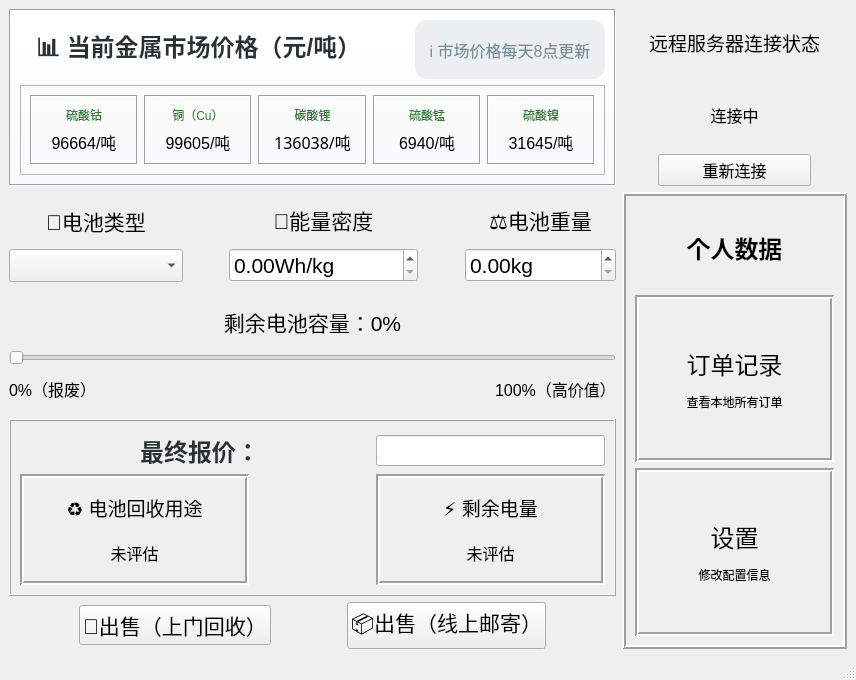
This is mainwindow.ui in RipplesDance/WasteMetalRecoverySystem as Qt 5 draws it before an edit. The edited form follows.
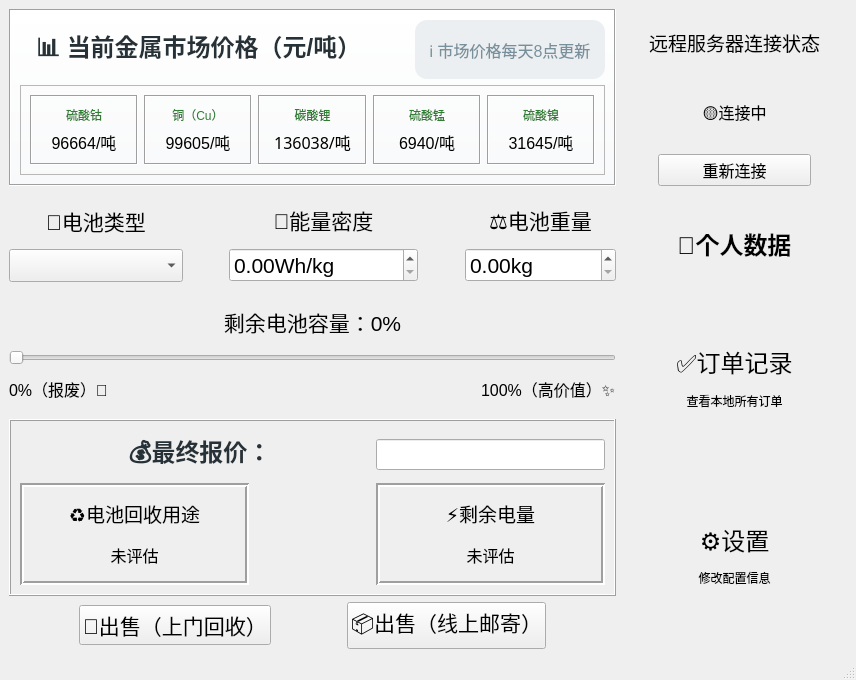
This is the edited form. Custom widgets are drawn as their Qt base class.

Patch:
```diff
--- a/mainwindow.ui
+++ b/mainwindow.ui
@@ -72,7 +72,7 @@
 }</string>
            </property>
            <property name="text">
-            <string>最终报价：</string>
+            <string>💰最终报价：</string>
            </property>
            <property name="alignment">
             <set>Qt::AlignCenter</set>
@@ -104,7 +104,7 @@
                </font>
               </property>
               <property name="text">
-               <string>⚡ 剩余电量</string>
+               <string>⚡剩余电量</string>
               </property>
               <property name="alignment">
                <set>Qt::AlignCenter</set>
@@ -154,7 +154,7 @@
                </font>
               </property>
               <property name="text">
-               <string>♻️ 电池回收用途</string>
+               <string>♻️电池回收用途</string>
               </property>
               <property name="alignment">
                <set>Qt::AlignCenter</set>
@@ -278,7 +278,7 @@
                </font>
               </property>
               <property name="text">
-               <string>0%（报废）</string>
+               <string>0%（报废）🪫</string>
               </property>
              </widget>
             </item>
@@ -303,7 +303,7 @@
                </font>
               </property>
               <property name="text">
-               <string>100%（高价值）</string>
+               <string>100%（高价值）✨</string>
               </property>
              </widget>
             </item>
@@ -501,7 +501,7 @@
          </sizepolicy>
         </property>
         <property name="frameShape">
-         <enum>QFrame::Box</enum>
+         <enum>QFrame::NoFrame</enum>
         </property>
         <property name="frameShadow">
          <enum>QFrame::Raised</enum>
@@ -520,7 +520,7 @@
             </font>
            </property>
            <property name="text">
-            <string>个人数据</string>
+            <string>📄个人数据</string>
            </property>
            <property name="alignment">
             <set>Qt::AlignCenter</set>
@@ -536,7 +536,7 @@
          <item>
           <widget class="interactableFrame" name="transactionHistory_frame">
            <property name="frameShape">
-            <enum>QFrame::Box</enum>
+            <enum>QFrame::NoFrame</enum>
            </property>
            <property name="frameShadow">
             <enum>QFrame::Sunken</enum>
@@ -553,7 +553,7 @@
                </font>
               </property>
               <property name="text">
-               <string>&lt;html&gt;&lt;head/&gt;&lt;body&gt;&lt;p align=&quot;center&quot;&gt;订单记录&lt;/p&gt;&lt;p align=&quot;center&quot;&gt;&lt;span style=&quot; font-size:9pt;&quot;&gt;查看本地所有订单&lt;/span&gt;&lt;/p&gt;&lt;/body&gt;&lt;/html&gt;</string>
+               <string>&lt;html&gt;&lt;head/&gt;&lt;body&gt;&lt;p align=&quot;center&quot;&gt;✅订单记录&lt;/p&gt;&lt;p align=&quot;center&quot;&gt;&lt;span style=&quot; font-size:9pt;&quot;&gt;查看本地所有订单&lt;/span&gt;&lt;/p&gt;&lt;/body&gt;&lt;/html&gt;</string>
               </property>
               <property name="alignment">
                <set>Qt::AlignCenter</set>
@@ -566,7 +566,7 @@
          <item>
           <widget class="interactableFrame" name="setting_frame">
            <property name="frameShape">
-            <enum>QFrame::Box</enum>
+            <enum>QFrame::NoFrame</enum>
            </property>
            <property name="frameShadow">
             <enum>QFrame::Sunken</enum>
@@ -583,7 +583,7 @@
                </font>
               </property>
               <property name="text">
-               <string>&lt;html&gt;&lt;head/&gt;&lt;body&gt;&lt;p align=&quot;center&quot;&gt;设置&lt;/p&gt;&lt;p align=&quot;center&quot;&gt;&lt;span style=&quot; font-size:9pt;&quot;&gt;修改配置信息&lt;/span&gt;&lt;/p&gt;&lt;/body&gt;&lt;/html&gt;</string>
+               <string>&lt;html&gt;&lt;head/&gt;&lt;body&gt;&lt;p align=&quot;center&quot;&gt;⚙️设置&lt;/p&gt;&lt;p align=&quot;center&quot;&gt;&lt;span style=&quot; font-size:9pt;&quot;&gt;修改配置信息&lt;/span&gt;&lt;/p&gt;&lt;/body&gt;&lt;/html&gt;</string>
               </property>
              </widget>
             </item>
@@ -641,7 +641,7 @@
            </font>
           </property>
           <property name="text">
-           <string>连接中</string>
+           <string>🟡连接中</string>
           </property>
           <property name="alignment">
            <set>Qt::AlignCenter</set>
```
